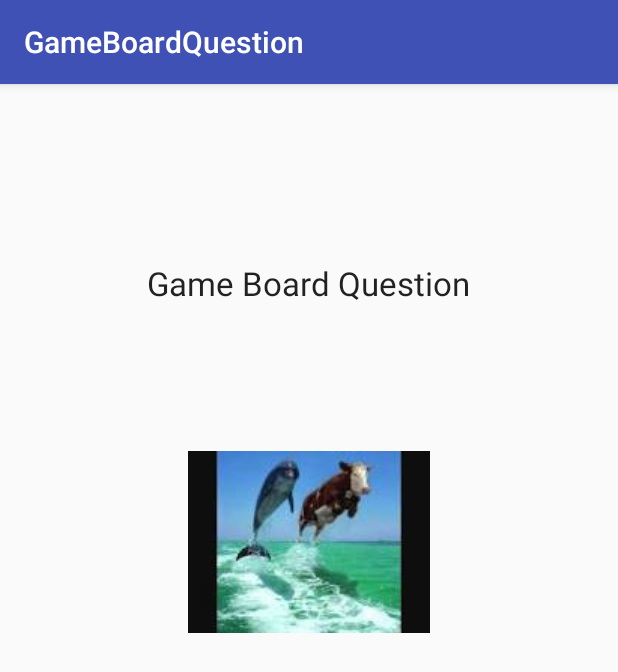
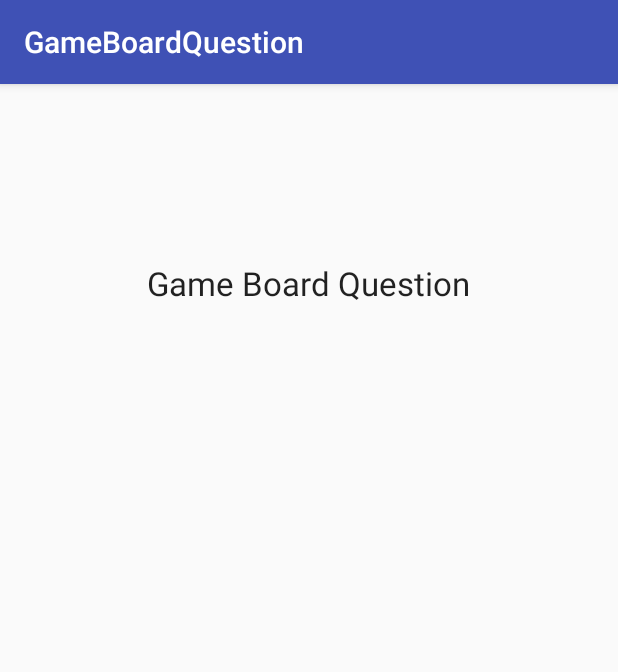
Before and after one commit to mrcssoares/gameBoard, an Android app: the SplashActivity screen opened directly, with no data from a screen before it, on a phone screen of 412 x 824 dp. Shown: the top 672 px of the screen. Run offline under Robolectric (Android 15) with nearby library versions, the phone set to English and light mode, and no system bars; network calls fail.

Commit message:
Teste gisele 2fdg

```diff
--- a/GameBoardQuestion/app/src/main/res/layout/activity_splash.xml
+++ b/GameBoardQuestion/app/src/main/res/layout/activity_splash.xml
@@ -19,13 +19,4 @@
         android:layout_alignParentTop="true"
         android:layout_centerHorizontal="true"
         android:layout_marginTop="102dp" />
-
-    <ImageView
-        android:layout_width="wrap_content"
-        android:layout_height="wrap_content"
-        android:id="@+id/imageView"
-        android:src="@drawable/images"
-        android:layout_below="@+id/textView2"
-        android:layout_centerHorizontal="true"
-        android:layout_marginTop="97dp" />
 </RelativeLayout>
```
